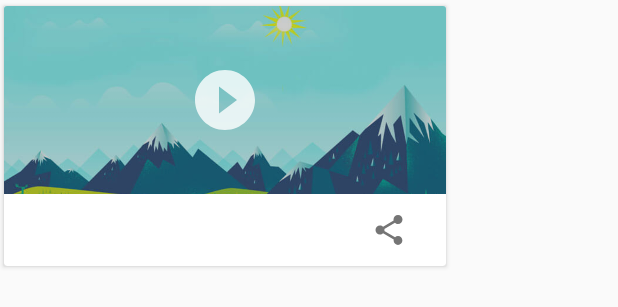
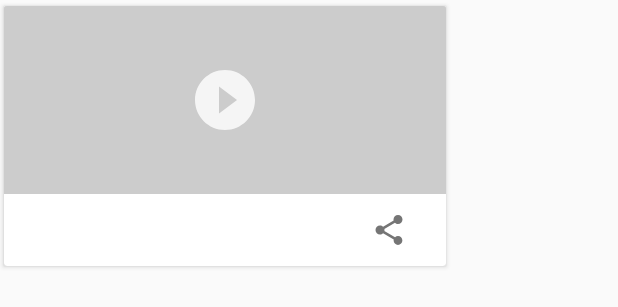
Before and after one commit to csilva2810/popular-movies, an Android app: the layout item_videos_list.xml on its own in the app's theme, with its tools: preview values and no code run, on a phone screen of 412 x 824 dp. Shown: the top 307 px of the screen. Run offline under Robolectric (Android 15) with nearby library versions, the phone set to English and light mode, and no system bars.

Commit message:
Databinding on Videos Adapter

```diff
--- a/app/src/main/java/csilva2810/udacity/com/popularmovies/adapters/MoviesAdapter.java
+++ b/app/src/main/java/csilva2810/udacity/com/popularmovies/adapters/MoviesAdapter.java
@@ -2,16 +2,11 @@ package csilva2810.udacity.com.popularmovies.adapters;
 
 import android.content.Context;
 import android.databinding.DataBindingUtil;
-import android.support.v7.widget.CardView;
 import android.support.v7.widget.RecyclerView;
 import android.util.Log;
 import android.view.LayoutInflater;
 import android.view.View;
 import android.view.ViewGroup;
-import android.widget.ImageView;
-import android.widget.TextView;
-
-import com.squareup.picasso.Picasso;
 
 import java.util.List;
 import java.util.Set;
--- a/app/src/main/java/csilva2810/udacity/com/popularmovies/models/Video.java
+++ b/app/src/main/java/csilva2810/udacity/com/popularmovies/models/Video.java
@@ -73,6 +73,11 @@ public class Video {
         this.type = type;
     }
 
+    public String getThumbUrl() {
+        // possible sizes (default, hqdefault, mqdefault, sddefault, maxresdefault)
+        return "https://img.youtube.com/vi/" + getKey() + "/sddefault.jpg";
+    }
+
     public static List<Video> parseJson(String json) {
         List<Video> videos = new ArrayList<>();
 
--- a/app/src/main/java/csilva2810/udacity/com/popularmovies/utils/CustomBinders.java
+++ b/app/src/main/java/csilva2810/udacity/com/popularmovies/utils/CustomBinders.java
@@ -29,7 +29,7 @@ public class CustomBinders {
 
     @BindingAdapter({"android:src", "placeholder"})
     public static void loadImage(ImageView view, String url, Drawable plaholder) {
-                Picasso.with(view.getContext())
+        Picasso.with(view.getContext())
                 .load(url)
                 .placeholder(plaholder)
                 .into(view);
--- a/app/src/main/res/layout/item_videos_list.xml
+++ b/app/src/main/res/layout/item_videos_list.xml
@@ -1,6 +1,15 @@
 <?xml version="1.0" encoding="utf-8"?>
-<android.support.v7.widget.CardView xmlns:android="http://schemas.android.com/apk/res/android"
-    xmlns:app="http://schemas.android.com/apk/res-auto"
+<layout xmlns:android="http://schemas.android.com/apk/res/android"
+    xmlns:app="http://schemas.android.com/apk/res-auto">
+
+    <data class="ItemVideosBinding">
+        <variable
+            name="video"
+            type="csilva2810.udacity.com.popularmovies.models.Video" />
+    </data>
+
+    <android.support.v7.widget.CardView
+        android:id="@+id/video_cardview"
         style="@style/MyCardView"
         android:layout_width="@dimen/video_item_width"
         android:layout_height="wrap_content">
@@ -19,9 +28,11 @@
                     android:layout_width="match_parent"
                     android:layout_height="@dimen/video_thumb_height"
                     android:scaleType="centerCrop"
-                android:src="@drawable/test_image" />
+                    android:src="@{video.getThumbUrl()}"
+                    app:placeholder="@{@drawable/placeholder_video}" />
 
                 <ImageView
+                    android:id="@+id/teste_carlos"
                     android:layout_width="match_parent"
                     android:layout_height="match_parent"
                     android:src="@drawable/layout_image_overlay" />
@@ -49,6 +60,7 @@
                     android:layout_gravity="center_vertical"
                     android:layout_weight="5"
                     android:gravity="center_vertical"
+                    android:text="@{video.name}"
                     android:lines="2" />
 
                 <ImageButton
@@ -66,3 +78,5 @@
         </LinearLayout>
 
     </android.support.v7.widget.CardView>
+
+</layout>
```
Also changed, not shown: app/src/main/java/csilva2810/udacity/com/popularmovies/adapters/VideosAdapter.java (+26 -38 lines). Lines whose indentation alone changed are shown as unchanged.
